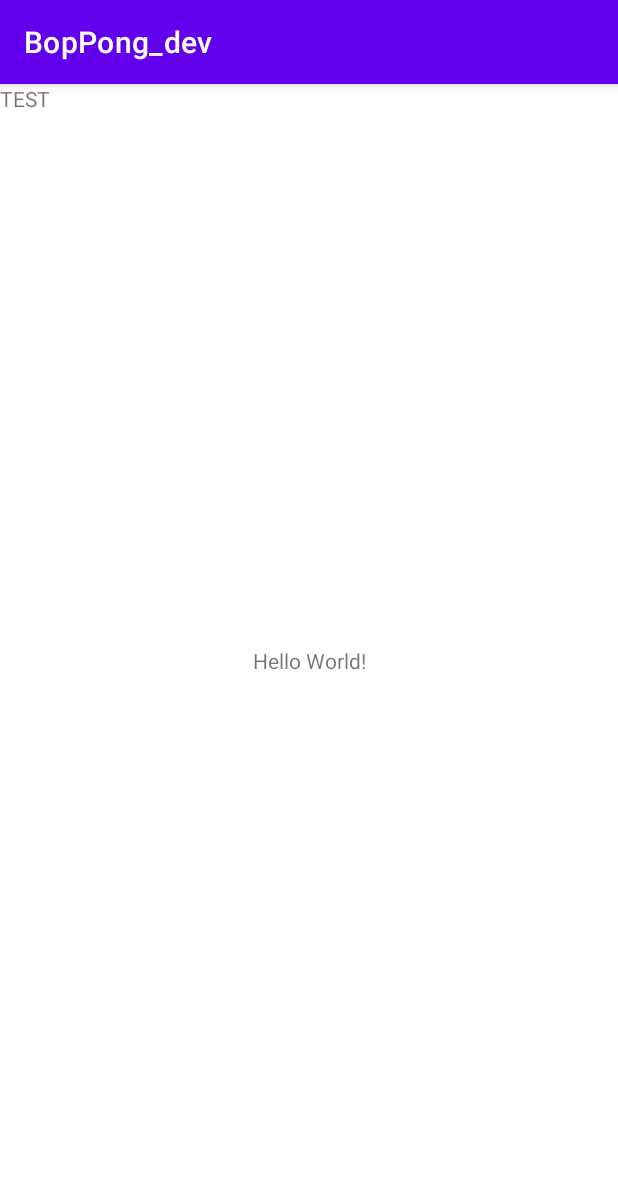
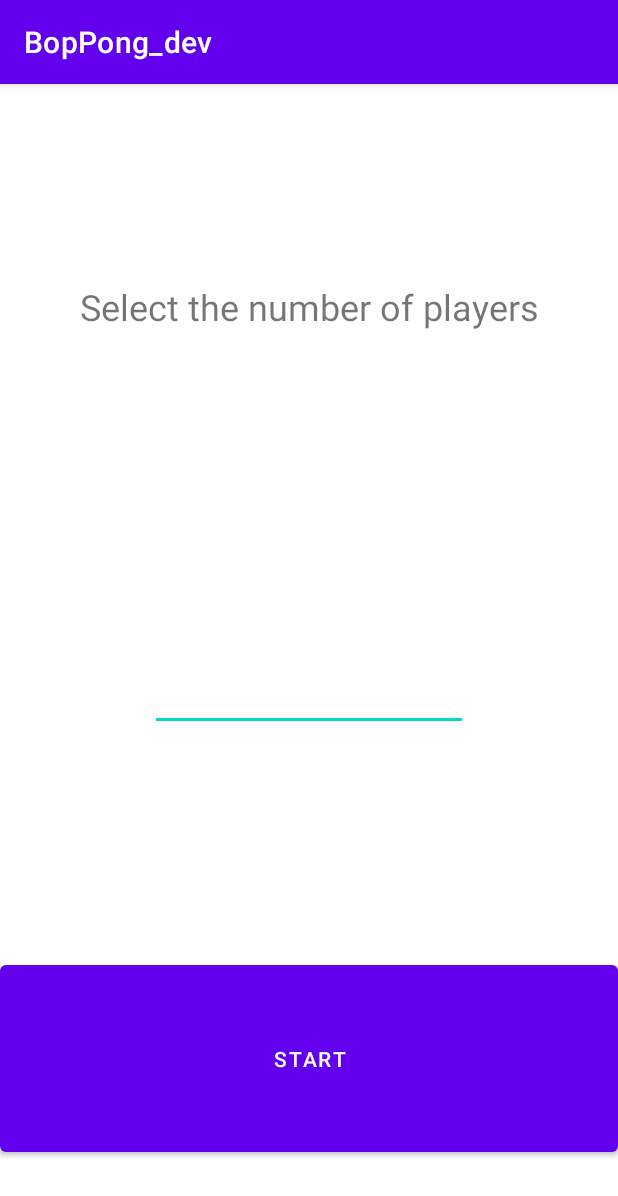
Before and after one commit to cherrycatthedestroyer/BopPong_dev, an Android app: the screen it shows after launch (MainActivity), on a phone screen of 412 x 824 dp. Shown: the top 1196 px of the screen. Run offline under Robolectric (Android 15) with nearby library versions, the light colour scheme and no system bars.

Commit message:
starting screen

```diff
--- a/app/src/main/res/layout/activity_main.xml
+++ b/app/src/main/res/layout/activity_main.xml
@@ -6,25 +6,39 @@
     android:layout_height="match_parent"
     tools:context=".MainActivity">
 
-    <TextView
-        android:layout_width="wrap_content"
-        android:layout_height="wrap_content"
-        android:text="Hello World!"
-        app:layout_constraintBottom_toBottomOf="parent"
-        app:layout_constraintEnd_toEndOf="parent"
-        app:layout_constraintStart_toStartOf="parent"
-        app:layout_constraintTop_toTopOf="parent" />
-
     <LinearLayout
         android:layout_width="match_parent"
         android:layout_height="match_parent"
         android:orientation="vertical">
 
         <TextView
-            android:id="@+id/textView"
+            android:id="@+id/textViewStart"
             android:layout_width="match_parent"
             android:layout_height="wrap_content"
-            android:text="TEST" />
+            android:layout_gravity="center_horizontal|center_vertical"
+            android:layout_weight="3"
+            android:gravity="center"
+            android:text="@string/playerSelect"
+            android:textSize="24sp" />
+
+        <EditText
+            android:id="@+id/editTextPlayerNumber"
+            android:layout_width="match_parent"
+            android:layout_height="wrap_content"
+            android:layout_marginHorizontal="100dp"
+            android:layout_marginBottom="100dp"
+            android:layout_weight="1"
+            android:ems="10"
+            android:gravity="center"
+            android:inputType="number" />
+
+        <Button
+            android:id="@+id/buttonStart"
+            android:layout_width="match_parent"
+            android:layout_height="wrap_content"
+            android:layout_marginVertical="50dp"
+            android:layout_weight="1"
+            android:text="@string/startButton" />
     </LinearLayout>
 
 </androidx.constraintlayout.widget.ConstraintLayout>
--- a/app/src/main/res/values/strings.xml
+++ b/app/src/main/res/values/strings.xml
@@ -1,3 +1,5 @@
 <resources>
     <string name="app_name">BopPong_dev</string>
+    <string name="playerSelect">Select the number of players</string>
+    <string name="startButton">Start</string>
 </resources>
```
